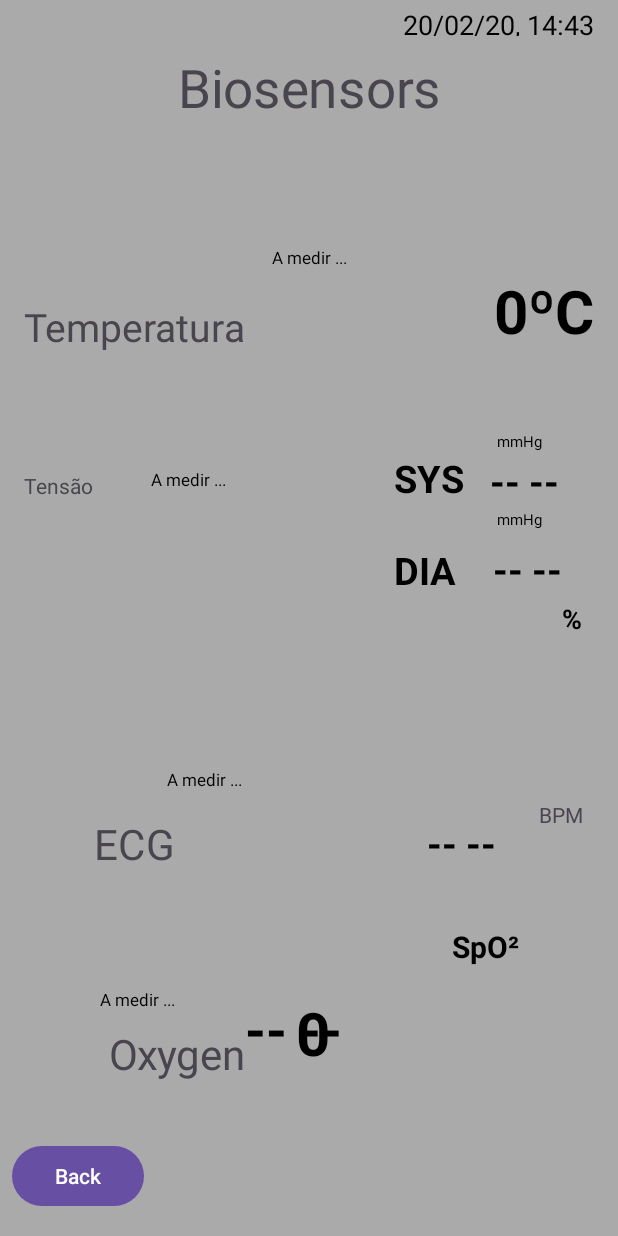
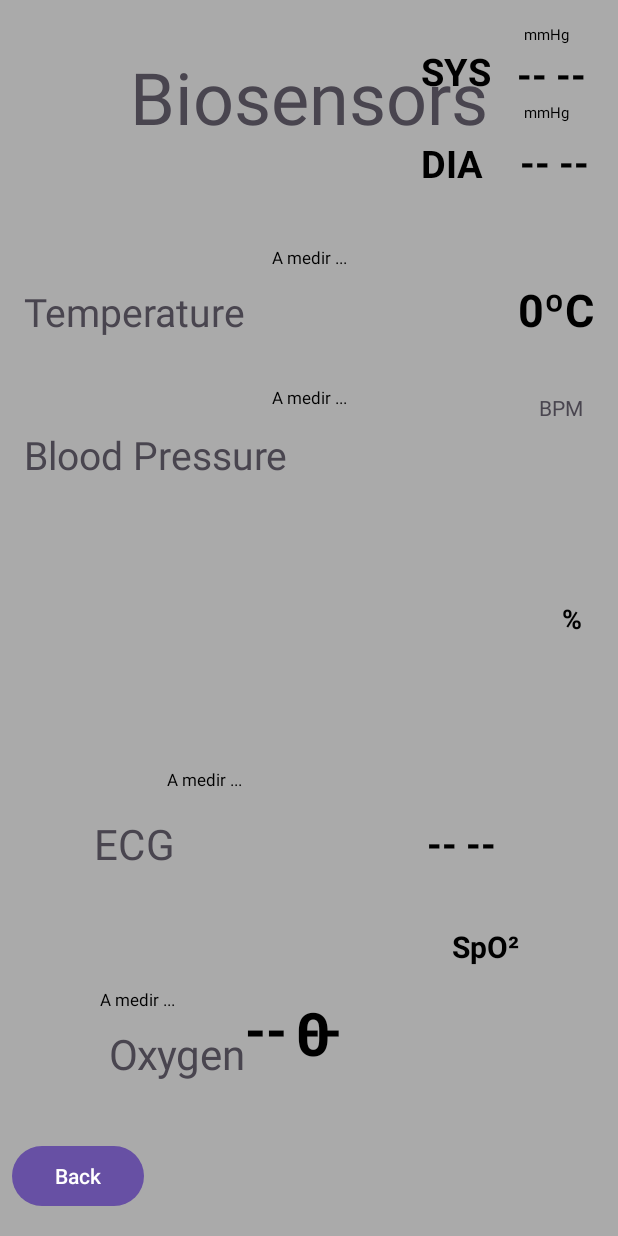
Before and after one commit to Logimade/RoadtoRecovery_IoT, an Android app: the fragment OtherFragment shown on its own in the app's theme, on a phone screen of 412 x 824 dp. Run offline under Robolectric (Android 15) with nearby library versions, the phone set to English and light mode, and no system bars.

Commit message:
update activity && still missing updates

```diff
--- a/app/src/main/res/layout/activity_medicoes.xml
+++ b/app/src/main/res/layout/activity_medicoes.xml
@@ -7,42 +7,29 @@
     android:background="@android:color/darker_gray"
     tools:context=".MedicoesActivity">
 
-    <TextView
-        android:id="@+id/txt_data_hora"
-        android:layout_width="wrap_content"
-        android:layout_height="20dp"
-        android:layout_gravity="right"
-        android:layout_marginTop="4dp"
-        android:layout_marginEnd="16dp"
-        android:text="20/02/20, 14:43"
-        android:textColor="@android:color/black"
-        android:textSize="18sp"
-        app:layout_constraintEnd_toEndOf="parent"
-        app:layout_constraintTop_toTopOf="parent"
-        tools:ignore="MissingConstraints" />
+<!--    <TextView-->
+<!--        android:id="@+id/txt_data_hora"-->
+<!--        android:layout_width="wrap_content"-->
+<!--        android:layout_height="20dp"-->
+<!--        android:layout_gravity="right"-->
+<!--        android:layout_marginTop="4dp"-->
+<!--        android:layout_marginEnd="16dp"-->
+<!--        android:text="20/02/20, 14:43"-->
+<!--        android:textColor="@android:color/black"-->
+<!--        android:textSize="18sp"-->
+<!--        app:layout_constraintEnd_toEndOf="parent"-->
+<!--        app:layout_constraintTop_toTopOf="parent"-->
+<!--        tools:ignore="MissingConstraints" />-->
 
 
     <TextView
         android:id="@+id/Medições"
         android:layout_width="wrap_content"
         android:layout_height="wrap_content"
-        android:layout_marginTop="48dp"
-        android:scaleX="2.5"
-        android:scaleY="2.5"
+        android:layout_marginTop="32dp"
         android:text="Biosensors"
+        android:textSize="48sp"
         app:layout_constraintEnd_toEndOf="parent"
-        app:layout_constraintStart_toStartOf="parent"
-        app:layout_constraintTop_toTopOf="parent" />
-
-
-    <TextView
-        android:id="@+id/txt_title_bar_Thermo"
-        android:layout_width="wrap_content"
-        android:layout_height="wrap_content"
-        android:layout_marginStart="16dp"
-        android:layout_marginTop="200dp"
-        android:textSize="26sp"
-        android:text="Temperatura"
         app:layout_constraintStart_toStartOf="parent"
         app:layout_constraintTop_toTopOf="parent" />
 
@@ -52,8 +39,6 @@
         android:layout_height="18dp"
         android:layout_marginTop="164dp"
         android:gravity="center_horizontal"
-        android:scaleX="1"
-        android:scaleY="1"
         android:text="A medir ..."
         android:textColor="@android:color/black"
         android:textSize="11sp"
@@ -61,70 +46,61 @@
         app:layout_constraintStart_toStartOf="parent"
         app:layout_constraintTop_toTopOf="parent" />
 
-    <RelativeLayout
-        android:id="@+id/thermometer_activity_main_content"
+    <TextView
+        android:id="@+id/txt_title_bar_Thermo"
         android:layout_width="wrap_content"
         android:layout_height="wrap_content"
-        android:layout_alignLeft="@+id/txtEstado_Thermo"
-        android:layout_alignTop="@id/txtEstado_Thermo"
-        android:layout_alignRight="@+id/txtEstado_Thermo"
-        android:layout_alignBottom="@+id/txtEstado_Thermo"
-        android:layout_gravity="center_horizontal"
-        android:layout_marginTop="180dp"
-        android:gravity="center"
+        android:layout_marginStart="16dp"
+        android:layout_marginTop="8dp"
+        android:textSize="26sp"
+        android:text="Temperature"
+        app:layout_constraintStart_toStartOf="parent"
+        app:layout_constraintTop_toBottomOf="@+id/txtEstado_Thermo"/>
+
+    <TextView
+        android:id="@+id/txt_thermo"
+        android:layout_width="wrap_content"
+        android:layout_height="wrap_content"
+        android:text="0ºC"
+        android:textColor="@android:color/black"
+        android:textSize="30sp"
+        android:textStyle="bold"
         app:layout_constraintEnd_toEndOf="parent"
         android:layout_marginEnd="16dp"
-        app:layout_constraintTop_toTopOf="parent">
+        app:layout_constraintBaseline_toBaselineOf="@+id/txt_title_bar_Thermo"
+        />
 
-        <TextView
-            android:id="@+id/txt_thermo"
-            android:layout_width="wrap_content"
-            android:layout_height="wrap_content"
-            android:text="0ºC"
-            android:textColor="@android:color/black"
-            android:textSize="40sp"
-            android:textStyle="bold" />
-    </RelativeLayout>
+
+    <TextView
+        android:id="@+id/txtEstado_Tensio"
+        android:layout_width="180dp"
+        android:layout_height="20dp"
+        android:layout_marginTop="32dp"
+        android:gravity="center_horizontal"
+        android:textColor="@android:color/black"
+        android:text="A medir ..."
+        android:textSize="11sp"
+        app:layout_constraintEnd_toEndOf="parent"
+        app:layout_constraintStart_toStartOf="parent"
+        app:layout_constraintTop_toBottomOf="@+id/txt_title_bar_Thermo" />
 
     <TextView
         android:id="@+id/txt_title_bar_Tensio"
         android:layout_width="wrap_content"
         android:layout_height="wrap_content"
-        android:layout_marginTop="128dp"
-        android:layout_marginBottom="140dp"
-        android:text="Tensão"
-        app:layout_constraintBottom_toTopOf="@+id/txtEstado_Oxy"
-        app:layout_constraintStart_toStartOf="@+id/txt_title_bar_Thermo"
-        app:layout_constraintTop_toTopOf="parent" />
-
-    <TextView
-        android:id="@+id/txtEstado_Tensio"
-        android:layout_width="180dp"
-        android:layout_height="20dp"
-        android:layout_marginTop="312dp"
-        android:gravity="center_horizontal"
-        android:scaleX="1"
-        android:scaleY="1"
-        android:textColor="@android:color/black"
-        android:text="A medir ..."
-        android:textSize="11sp"
-        app:layout_constraintEnd_toEndOf="parent"
-        app:layout_constraintHorizontal_bias="0.151"
-        app:layout_constraintStart_toStartOf="parent"
-        app:layout_constraintTop_toTopOf="parent" />
+        android:layout_marginTop="8dp"
+        android:textSize="26sp"
+        android:text="Blood Pressure"
+        app:layout_constraintTop_toBottomOf="@+id/txtEstado_Tensio"
+        app:layout_constraintStart_toStartOf="@+id/txt_title_bar_Thermo" />
 
     <androidx.constraintlayout.widget.ConstraintLayout
         android:id="@+id/linearFundo"
-        android:layout_width="141dp"
+        android:layout_width="wrap_content"
         android:layout_height="134dp"
-        android:layout_marginStart="8dp"
-        android:orientation="vertical"
-        app:layout_constraintBottom_toBottomOf="parent"
+        android:layout_marginEnd="16dp"
         app:layout_constraintEnd_toEndOf="parent"
-        app:layout_constraintHorizontal_bias="0.87"
-        app:layout_constraintStart_toStartOf="parent"
-        app:layout_constraintTop_toTopOf="parent"
-        app:layout_constraintVertical_bias="0.393">
+        app:layout_constraintBaseline_toBaselineOf="@+id/txt_title_bar_Tensio">
 
 
         <!-- BONECOS DYS-->
@@ -169,12 +145,12 @@
             app:layout_constraintTop_toTopOf="parent"
             app:layout_constraintVertical_bias="0.575" />
 
-        <androidx.constraintlayout.widget.Guideline
-            android:id="@+id/guideline"
-            android:layout_width="wrap_content"
-            android:layout_height="wrap_content"
-            android:orientation="horizontal"
-            app:layout_constraintGuide_percent="0.05" />
+<!--        <androidx.constraintlayout.widget.Guideline-->
+<!--            android:id="@+id/guideline"-->
+<!--            android:layout_width="wrap_content"-->
+<!--            android:layout_height="wrap_content"-->
+<!--            android:orientation="horizontal"-->
+<!--            app:layout_constraintGuide_percent="0.05" />-->
 
         <TextView
             android:id="@+id/txtDIA"
@@ -217,23 +193,23 @@
             app:layout_constraintBottom_toBottomOf="parent"
             app:layout_constraintEnd_toEndOf="parent" />
 
-        <RelativeLayout
-            android:id="@+id/tensio_activity_main_content"
-            android:layout_width="42dp"
-            android:layout_height="39dp"
-            android:layout_alignLeft="@+id/txtEstado_Oxy"
-            android:layout_alignTop="@id/txtEstado_Oxy"
-            android:layout_alignRight="@+id/txtEstado_Oxy"
-            android:layout_alignBottom="@+id/txtEstado_Oxy"
-            android:layout_gravity="center_horizontal"
-            android:layout_marginEnd="20dp"
-            android:layout_marginBottom="16dp"
-            android:gravity="center"
-            app:layout_constraintBottom_toBottomOf="parent"
-            app:layout_constraintEnd_toStartOf="@+id/valorDIA"
-            tools:ignore="MissingConstraints,NotSibling,UnknownId">
+<!--        <RelativeLayout-->
+<!--            android:id="@+id/tensio_activity_main_content"-->
+<!--            android:layout_width="42dp"-->
+<!--            android:layout_height="39dp"-->
+<!--            android:layout_alignLeft="@+id/txtEstado_Oxy"-->
+<!--            android:layout_alignTop="@id/txtEstado_Oxy"-->
+<!--            android:layout_alignRight="@+id/txtEstado_Oxy"-->
+<!--            android:layout_alignBottom="@+id/txtEstado_Oxy"-->
+<!--            android:layout_gravity="center_horizontal"-->
+<!--            android:layout_marginEnd="20dp"-->
+<!--            android:layout_marginBottom="16dp"-->
+<!--            android:gravity="center"-->
+<!--            app:layout_constraintBottom_toBottomOf="parent"-->
+<!--            app:layout_constraintEnd_toStartOf="@+id/valorDIA"-->
+<!--            tools:ignore="MissingConstraints,NotSibling,UnknownId">-->
 
-        </RelativeLayout>
+<!--        </RelativeLayout>-->
 
 
     </androidx.constraintlayout.widget.ConstraintLayout>
```
